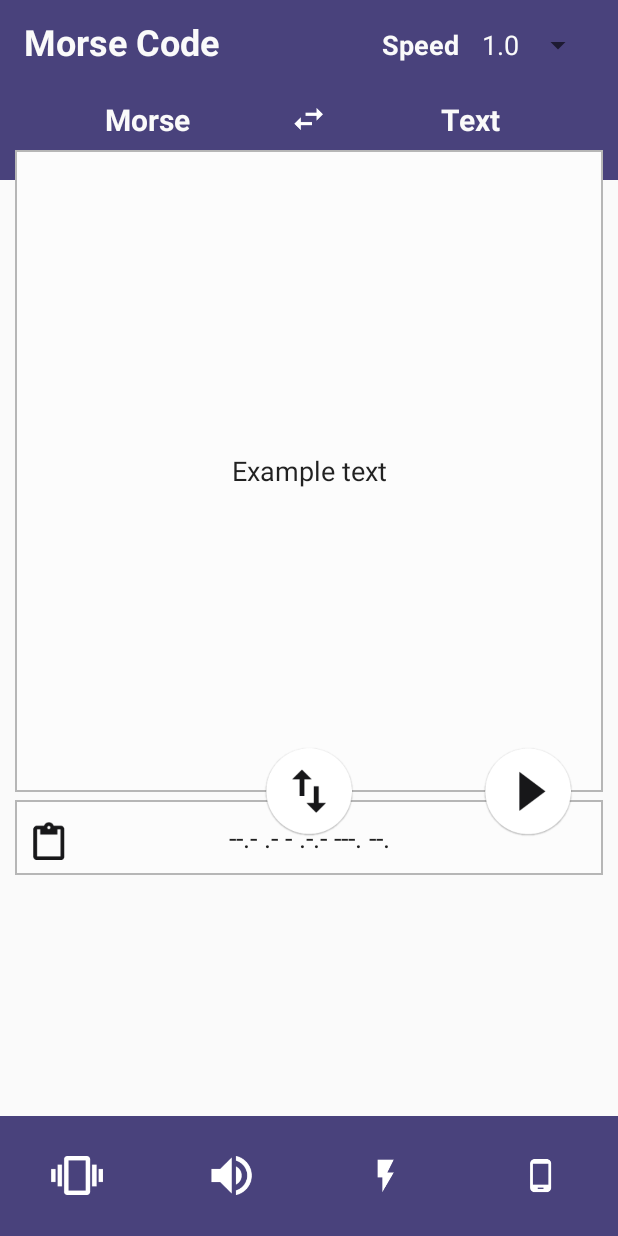
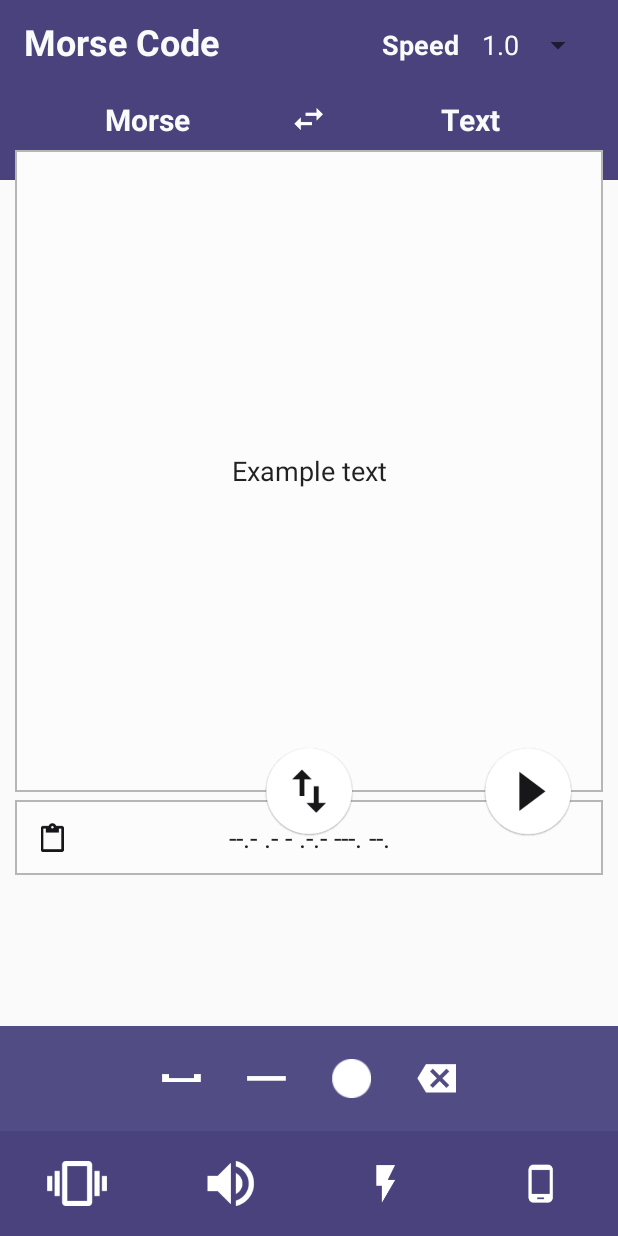
Before and after one commit to Hoymm/MorseCodeConverter, an Android app: the screen it shows after launch (MainActivity), on a phone screen of 412 x 824 dp. Run offline under Robolectric (Android 15) with nearby library versions, the phone set to English and light mode, and no system bars; plain views replace PercentRelativeLayout.

Commit message:
Morse Keyboard creating start, but icons were in wrong resolution so this is have to be finished.

```diff
--- a/app/src/main/java/com/hoymm/root/morsecodeconverter/MainActivity.java
+++ b/app/src/main/java/com/hoymm/root/morsecodeconverter/MainActivity.java
@@ -6,7 +6,7 @@ import android.os.Bundle;
 public class MainActivity extends AppCompatActivity {
     TopBarSpeedSpinner topBarSpeedSpinner;
     MorseToTextSwappingPanel morseToTextSwappingPanel;
-    TranslatingMiddlePanel translatingMiddlePanel;
+    MiddleTextBoxes middleTextBoxes;
     @Override
     protected void onCreate(Bundle savedInstanceState) {
         super.onCreate(savedInstanceState);
@@ -18,7 +18,7 @@ public class MainActivity extends AppCompatActivity {
     private void initializeProgramComponents() {
         topBarSpeedSpinner = new TopBarSpeedSpinner(this);
         morseToTextSwappingPanel = new MorseToTextSwappingPanel(this);
-        translatingMiddlePanel = new TranslatingMiddlePanel(this);
+        middleTextBoxes = new MiddleTextBoxes(this);
     }
 
     @Override
--- a/app/src/main/java/com/hoymm/root/morsecodeconverter/TranslatingMiddlePanel.java
+++ b/app/src/main/java/com/hoymm/root/morsecodeconverter/MiddleTextBoxes.java
@@ -1,31 +1,22 @@
 package com.hoymm.root.morsecodeconverter;
 
-import android.animation.ValueAnimator;
 import android.app.Activity;
 import android.content.Context;
-import android.util.Log;
 import android.view.View;
-import android.view.animation.AccelerateDecelerateInterpolator;
-import android.view.animation.Animation;
-import android.view.animation.Interpolator;
-import android.view.animation.LinearInterpolator;
-import android.view.animation.ScaleAnimation;
 import android.widget.ImageButton;
 import android.widget.RelativeLayout;
 import android.widget.Toast;
-
-import static android.R.attr.animationDuration;
 
 /**
  * Created by root on 06.05.17.
  */
 
-public class TranslatingMiddlePanel {
+public class MiddleTextBoxes {
     private Context myContext;
     private RelativeLayout textInput, textOutput;
     private ImageButton copyToClipboardButton, swapTextButton, playButton;
 
-    public TranslatingMiddlePanel(Context context) {
+    public MiddleTextBoxes(Context context) {
         myContext = context;
         initializeImageButtons();
         resizeInputAndOutputTextFields();
@@ -55,11 +46,11 @@ public class TranslatingMiddlePanel {
 
     }
 
-    private BoxResizingAnimation textOutputBox;
+    private MiddleTextBoxesResizingAnimation textOutputBox;
     private void resizeOutputField() {
 
 
-        textOutputBox = new BoxResizingAnimation(getContext(), R.id.outputTextFieldId);
+        textOutputBox = new MiddleTextBoxesResizingAnimation(getContext(), R.id.outputTextFieldId);
 
 
         Toast.makeText(getContext(), "ANIMATIO StaRTED", Toast.LENGTH_SHORT).show();
--- a/app/src/main/java/com/hoymm/root/morsecodeconverter/BoxResizingAnimation.java
+++ b/app/src/main/java/com/hoymm/root/morsecodeconverter/MiddleTextBoxesResizingAnimation.java
@@ -12,7 +12,7 @@ import android.widget.RelativeLayout;
  * Created by root on 15.05.17.
  */
 
-public class BoxResizingAnimation {
+public class MiddleTextBoxesResizingAnimation {
     private static final int animationTime = 800;
 
     private Context myContext;
@@ -21,7 +21,7 @@ public class BoxResizingAnimation {
 
     private ValueAnimator animateToSmall, animateToBig;
 
-    public BoxResizingAnimation(Context context, int layoutID){
+    public MiddleTextBoxesResizingAnimation(Context context, int layoutID){
 
         myContext = context;
         box = (RelativeLayout) getActivity().findViewById(layoutID);
--- a/app/src/main/res/layout/activity_main.xml
+++ b/app/src/main/res/layout/activity_main.xml
@@ -36,9 +36,14 @@
         android:layout_below="@id/inputTextFieldId"
         android:layout_marginTop="-35dp"
         />
-    <include layout="@layout/app_footer"
+    <include layout="@layout/morse_keyboard"
         android:layout_width="match_parent"
-        android:layout_height="80dp"
+        android:layout_height="70dp"
+        android:layout_above="@id/applicationFooterId"
+        />
+    <include layout="@layout/footer"
+        android:layout_width="match_parent"
+        android:layout_height="70dp"
         android:layout_alignParentBottom="true"
         android:id="@+id/applicationFooterId"
         />
--- a/app/src/main/res/layout/app_footer.xml
+++ /dev/null
@@ -1,36 +0,0 @@
-<?xml version="1.0" encoding="utf-8"?>
-<LinearLayout xmlns:android="http://schemas.android.com/apk/res/android"
-    android:orientation="vertical"
-    android:layout_width="match_parent"
-    android:layout_height="80dp"
-    android:gravity="center"
-    android:background="@color/applicationColor"
-    >
-
-    <LinearLayout
-        android:layout_width="match_parent"
-        android:layout_height="wrap_content"
-        android:orientation="horizontal"
-        >
-        <ImageButton
-            style="@style/footerImageButtons"
-            android:id="@+id/vibration_button_id"
-            android:src="@drawable/vibration_icon_on"
-            />
-        <ImageButton
-            style="@style/footerImageButtons"
-            android:id="@+id/sound_button_id"
-            android:src="@drawable/sound_on"
-            />
-        <ImageButton
-            style="@style/footerImageButtons"
-            android:id="@+id/flashlight_button_id"
-            android:src="@drawable/flashlight_on"
-            />
-        <ImageButton
-            style="@style/footerImageButtons"
-            android:id="@+id/screen_button_id"
-            android:src="@drawable/screen_on"
-            />
-    </LinearLayout>
-</LinearLayout>
--- a/app/src/main/res/layout/app_header.xml
+++ b/app/src/main/res/layout/app_header.xml
@@ -3,7 +3,7 @@
     android:orientation="vertical"
     android:layout_width="match_parent"
     android:layout_height="wrap_content"
-    android:background="@color/applicationColor"
+    android:background="@color/applicationTheme"
     >
 
     <LinearLayout
--- /dev/null
+++ b/app/src/main/res/layout/footer.xml
@@ -0,0 +1,29 @@
+<?xml version="1.0" encoding="utf-8"?>
+<LinearLayout xmlns:android="http://schemas.android.com/apk/res/android"
+    android:orientation="horizontal"
+    android:layout_width="match_parent"
+    android:layout_height="match_parent"
+    android:gravity="center"
+    android:background="@color/applicationTheme"
+    >
+    <ImageButton
+        style="@style/footerImageButtons"
+        android:id="@+id/vibration_button_id"
+        android:src="@drawable/vibration_icon_on"
+        />
+    <ImageButton
+        style="@style/footerImageButtons"
+        android:id="@+id/sound_button_id"
+        android:src="@drawable/sound_on"
+        />
+    <ImageButton
+        style="@style/footerImageButtons"
+        android:id="@+id/flashlight_button_id"
+        android:src="@drawable/flashlight_on"
+        />
+    <ImageButton
+        style="@style/footerImageButtons"
+        android:id="@+id/screen_button_id"
+        android:src="@drawable/screen_on"
+        />
+</LinearLayout>
--- /dev/null
+++ b/app/src/main/res/layout/morse_keyboard.xml
@@ -0,0 +1,29 @@
+<?xml version="1.0" encoding="utf-8"?>
+<LinearLayout xmlns:android="http://schemas.android.com/apk/res/android"
+    android:orientation="horizontal"
+    android:layout_width="match_parent"
+    android:layout_height="match_parent"
+    android:gravity="center"
+    android:background="@color/morseKeyboardBackground"
+    >
+    <ImageButton
+        style="@style/morseKeyboardButtons"
+        android:id="@+id/space_button_id"
+        android:src="@drawable/space"
+        />
+    <ImageButton
+        style="@style/morseKeyboardButtons"
+        android:id="@+id/line_button_id"
+        android:src="@drawable/line"
+        />
+    <ImageButton
+        style="@style/morseKeyboardButtons"
+        android:id="@+id/dot_button_id"
+        android:src="@drawable/dot"
+        />
+    <ImageButton
+        style="@style/morseKeyboardButtons"
+        android:id="@+id/backspace_button_id"
+        android:src="@drawable/backspace"
+        />
+</LinearLayout>
--- a/app/src/main/res/layout/morse_text_swap.xml
+++ b/app/src/main/res/layout/morse_text_swap.xml
@@ -2,9 +2,9 @@
 <LinearLayout xmlns:android="http://schemas.android.com/apk/res/android"
     android:orientation="horizontal"
     android:layout_width="match_parent"
-    android:layout_height="45dp"
+    android:layout_height="match_parent"
     android:gravity="center"
-    android:background="@color/applicationColor"
+    android:background="@color/applicationTheme"
     >
     <TextView
         android:layout_width="0dp"
@@ -22,7 +22,7 @@
         android:layout_height="19dp"
         android:scaleType="centerInside"
         android:src="@drawable/swap_button"
-        android:background="@color/applicationColor"
+        android:background="@color/applicationTheme"
         android:id="@+id/swap_button_id"
         />
 
--- a/app/src/main/res/layout/speed_spinner_custom_view.xml
+++ b/app/src/main/res/layout/speed_spinner_custom_view.xml
@@ -8,5 +8,5 @@
     android:paddingEnd="2dp"
     android:paddingRight="2dp"
     android:textColor="@color/textAppColor"
-    android:background="@color/applicationColor"
+    android:background="@color/applicationTheme"
     />
--- a/app/src/main/res/layout/text_input.xml
+++ b/app/src/main/res/layout/text_input.xml
@@ -8,7 +8,7 @@
         android:id="@+id/top_color_id"
         android:layout_width="match_parent"
         android:layout_height="20dp"
-        android:background="@color/applicationColor"
+        android:background="@color/applicationTheme"
         />
     <View
         android:layout_below="@id/top_color_id"
--- a/app/src/main/res/layout/text_output.xml
+++ b/app/src/main/res/layout/text_output.xml
@@ -17,8 +17,9 @@
         android:id="@+id/text_output_textFieldId"
         />
     <ImageButton
-        android:layout_width="25dp"
-        android:layout_height="25dp"
+        android:layout_width="30dp"
+        android:layout_height="30dp"
+        android:padding="5dp"
         android:scaleType="fitCenter"
         android:background="#00ffffff"
         android:src="@drawable/copy_to_clipboard_icon"
--- a/app/src/main/res/values/colors.xml
+++ b/app/src/main/res/values/colors.xml
@@ -4,7 +4,9 @@
     <color name="colorPrimaryDark">#303F9F</color>
     <color name="colorAccent">#FF4081</color>
 
-    <color name="applicationColor">#49427C</color>
+    <color name="applicationTheme">#49427C</color>
+    <color name="morseKeyboardBackground">#514D84</color>
+
     <color name="textAppColor">#fafafa</color>
     <color name="inputTextBackground">#fcfcfc</color>
 </resources>
--- a/app/src/main/res/values/styles.xml
+++ b/app/src/main/res/values/styles.xml
@@ -15,10 +15,21 @@
     </style>
 
     <style name="footerImageButtons">
+        <item name="android:layout_width">30dp</item>
+        <item name="android:layout_height">30dp</item>
+        <item name="android:layout_weight">0.25</item>
+        <item name="android:background">@color/applicationTheme</item>
+        <item name="android:scaleType">centerInside</item>
+    </style>
+
+    <style name="morseKeyboardButtons">
         <item name="android:layout_width">26dp</item>
-        <item name="android:layout_height">26dp</item>
-        <item name="android:layout_weight">0.25</item>
-        <item name="android:background">@color/applicationColor</item>
+        <item name="android:layout_height">match_parent</item>
+        <item name="android:layout_marginRight">15dp</item>
+        <item name="android:layout_marginEnd">15dp</item>
+        <item name="android:layout_marginLeft">15dp</item>
+        <item name="android:layout_marginStart">15dp</item>
+        <item name="android:background">@color/morseKeyboardBackground</item>
         <item name="android:scaleType">centerInside</item>
     </style>
 </resources>
```
Also changed, not shown: app/src/main/res/drawable/backspace.png (added), app/src/main/res/drawable/dot.png (added), app/src/main/res/drawable/line.png (added), app/src/main/res/drawable/space.png (added).
